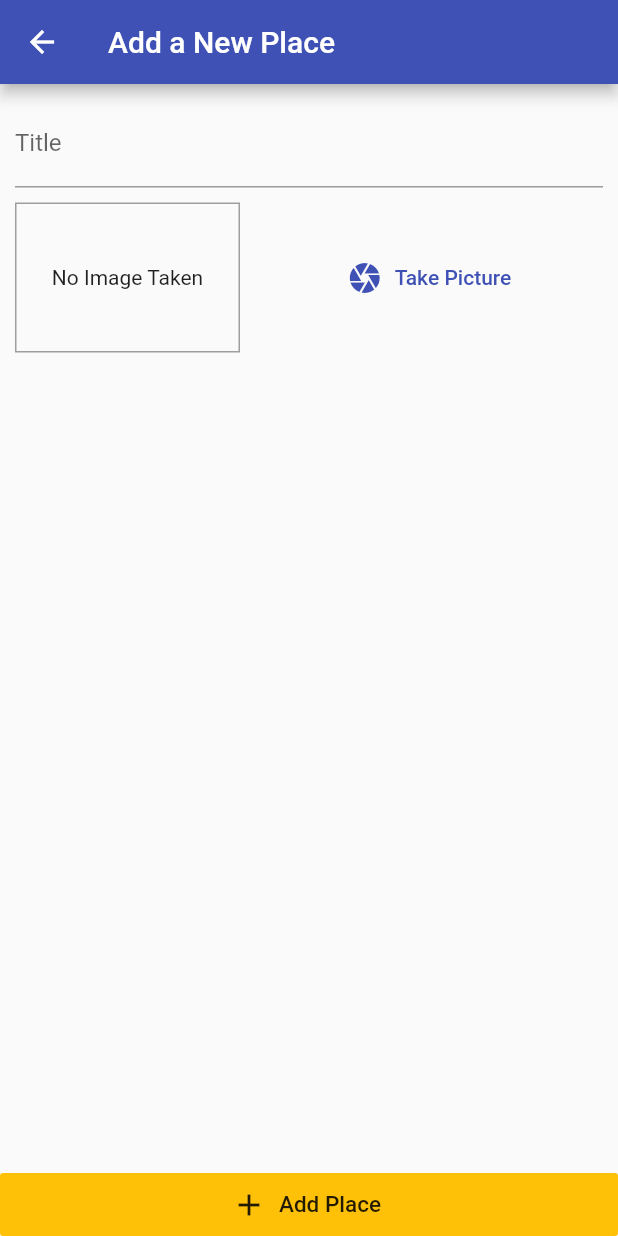
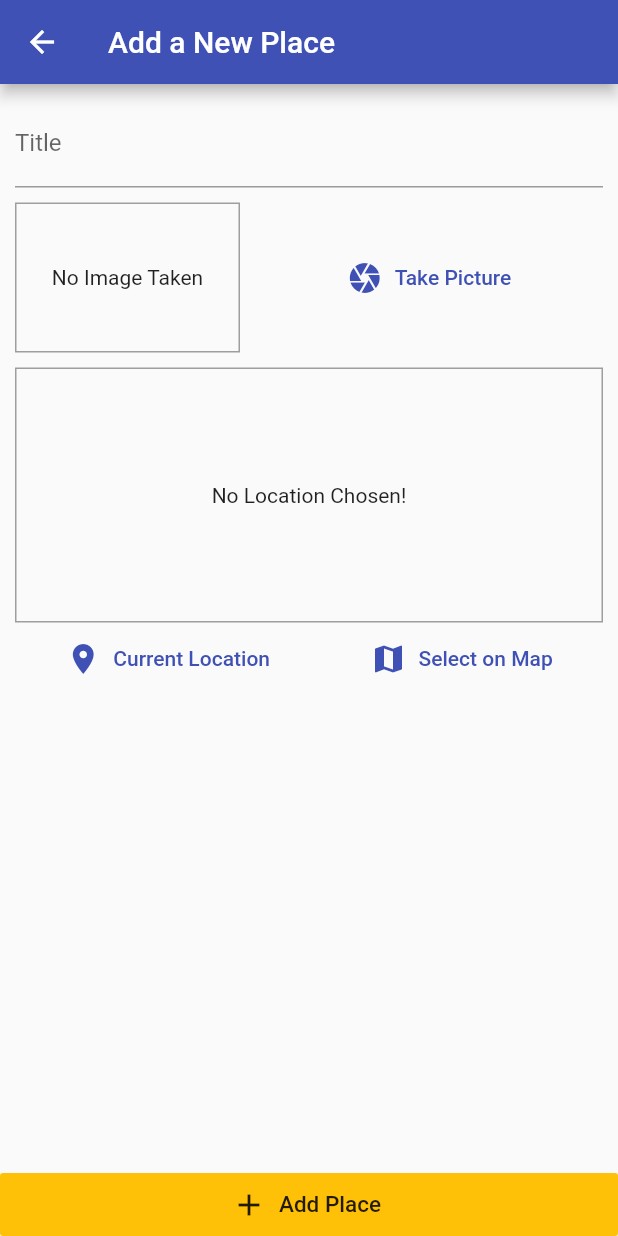
Before and after one commit to Satx98/great_places_app, a Flutter app: the AddPlaceScreen screen opened by its route, on a phone screen of 412 x 824 dp. Run offline on Flutter 3.47's test engine with Material 2 defaults, Android fonts, the phone set to English and light mode, and no system bars; our stand-ins replace image_picker, sqflite; accounts and stored records are empty.

Commit message:
Designed the LocationInput

```diff
--- a/lib/screens/add_place_screen.dart
+++ b/lib/screens/add_place_screen.dart
@@ -4,6 +4,7 @@ import 'package:flutter/material.dart';
 import 'package:provider/provider.dart';
 
 import '../widgets/image_input.dart';
+import '../widgets/location_input.dart';
 import '../providers/great_places.dart';
 
 class AddPlaceScreen extends StatefulWidget {
@@ -65,6 +66,10 @@ class _AddPlaceScreenState extends State<AddPlaceScreen> {
                         height: 10,
                       ),
                       ImageInput(_selectImage),
+                      SizedBox(
+                        height: 10,
+                      ),
+                      LocationInput(),
                     ],
                   ),
                 ),
--- /dev/null
+++ b/lib/widgets/location_input.dart
@@ -0,0 +1,51 @@
+import 'package:flutter/material.dart';
+
+class LocationInput extends StatefulWidget {
+  @override
+  _LocationInputState createState() => _LocationInputState();
+}
+
+class _LocationInputState extends State<LocationInput> {
+  String _previewImageUrl;
+
+  @override
+  Widget build(BuildContext context) {
+    return Column(
+      children: [
+        Container(
+          height: 170,
+          width: double.infinity,
+          alignment: Alignment.center,
+          decoration: BoxDecoration(
+            border: Border.all(color: Colors.grey, width: 1),
+          ),
+          child: _previewImageUrl == null
+              ? Text(
+                  'No Location Chosen!',
+                  textAlign: TextAlign.center,
+                )
+              : Image.network(
+                  _previewImageUrl,
+                  fit: BoxFit.cover,
+                  width: double.infinity,
+                ),
+        ),
+        Row(
+          mainAxisAlignment: MainAxisAlignment.spaceAround,
+          children: [
+            TextButton.icon(
+              onPressed: () {},
+              icon: Icon(Icons.location_on),
+              label: Text('Current Location'),
+            ),
+            TextButton.icon(
+              onPressed: () {},
+              icon: Icon(Icons.map),
+              label: Text('Select on Map'),
+            ),
+          ],
+        ),
+      ],
+    );
+  }
+}
--- a/pubspec.yaml
+++ b/pubspec.yaml
@@ -28,6 +28,7 @@ dependencies:
   path_provider: ^1.6.24
   path: ^1.7.0
   sqflite: ^1.3.2+1
+  location: ^3.1.0
 
 
   # The following adds the Cupertino Icons font to your application.
```
Also changed, not shown: pubspec.lock, 3 other files.
